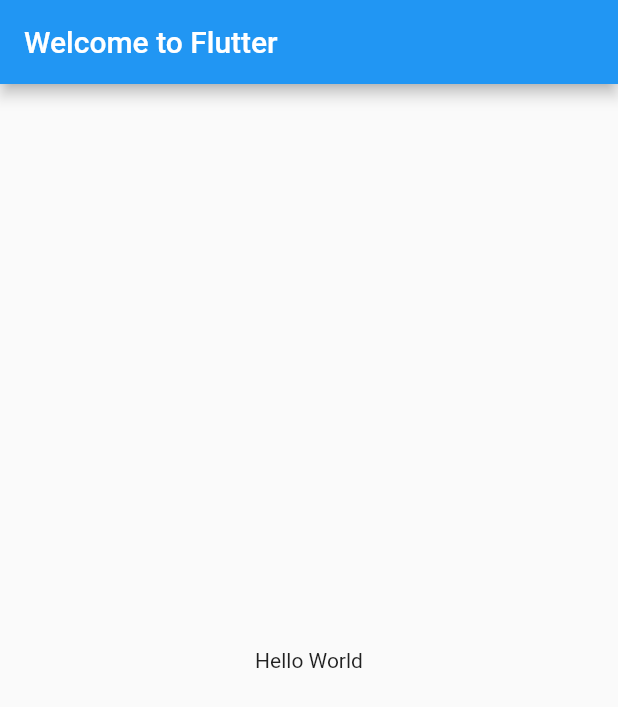
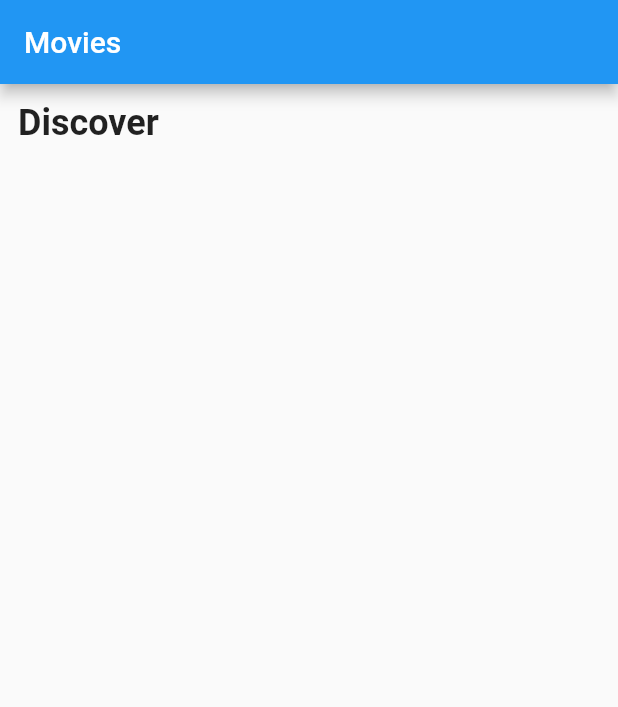
Before and after one commit to mfrashad/flutter-movies, a Flutter app: the screen it shows after launch, on a phone screen of 412 x 824 dp. Shown: the top 707 px of the screen. Run offline on Flutter 3.47's test engine with Material 2 defaults, Android fonts, the phone set to English and light mode, and no system bars.

Commit message:
Add and Style Text

```diff
--- a/lib/main.dart
+++ b/lib/main.dart
@@ -6,14 +6,24 @@ class MyApp extends StatelessWidget {
   @override
   Widget build(BuildContext context) {
     return MaterialApp(
-      title: 'Welcome to Flutter',
+      title: 'Movies',
       home: Scaffold(
         appBar: AppBar(
-          title: const Text('Welcome to Flutter'),
+          title: const Text('Movies'),
         ),
-        body: const Center(
-          child: const Text('Hello World'),
-        ),
+        body: Column(
+          children: <Widget>[
+            Padding(
+              padding: const EdgeInsets.all(12.0),
+              child: Text("Discover",
+                style: TextStyle(
+                  fontSize: 24,
+                  fontWeight: FontWeight.bold
+                )
+              ),
+            )
+          ],
+        )
       ),
     );
   }
```
